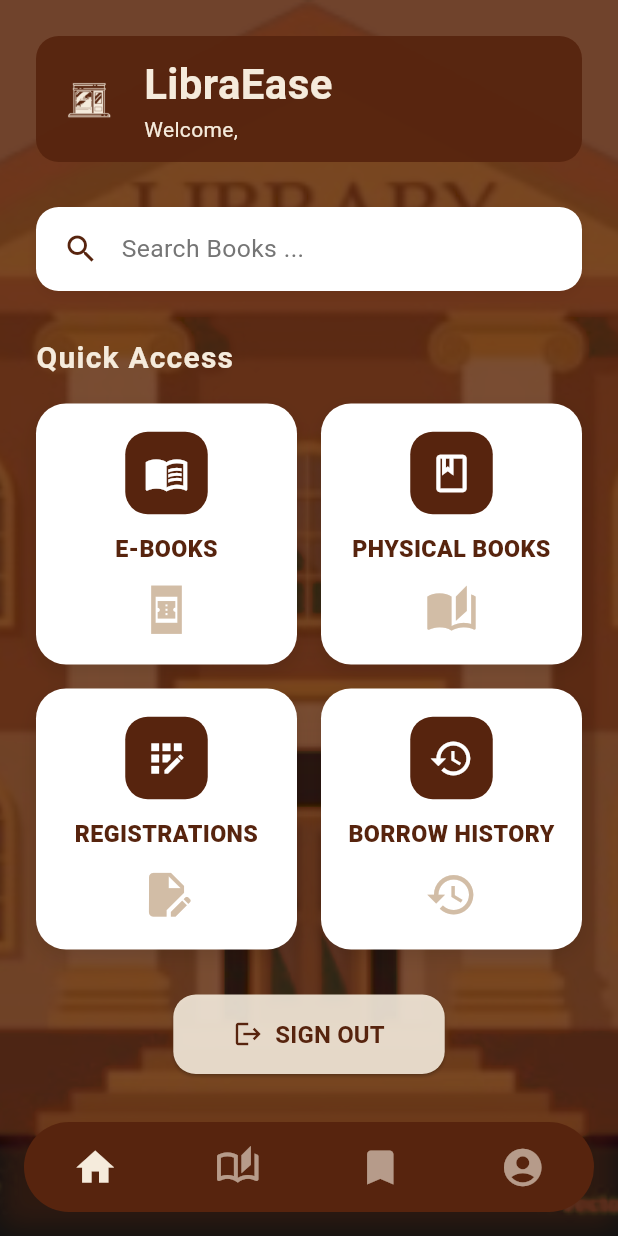
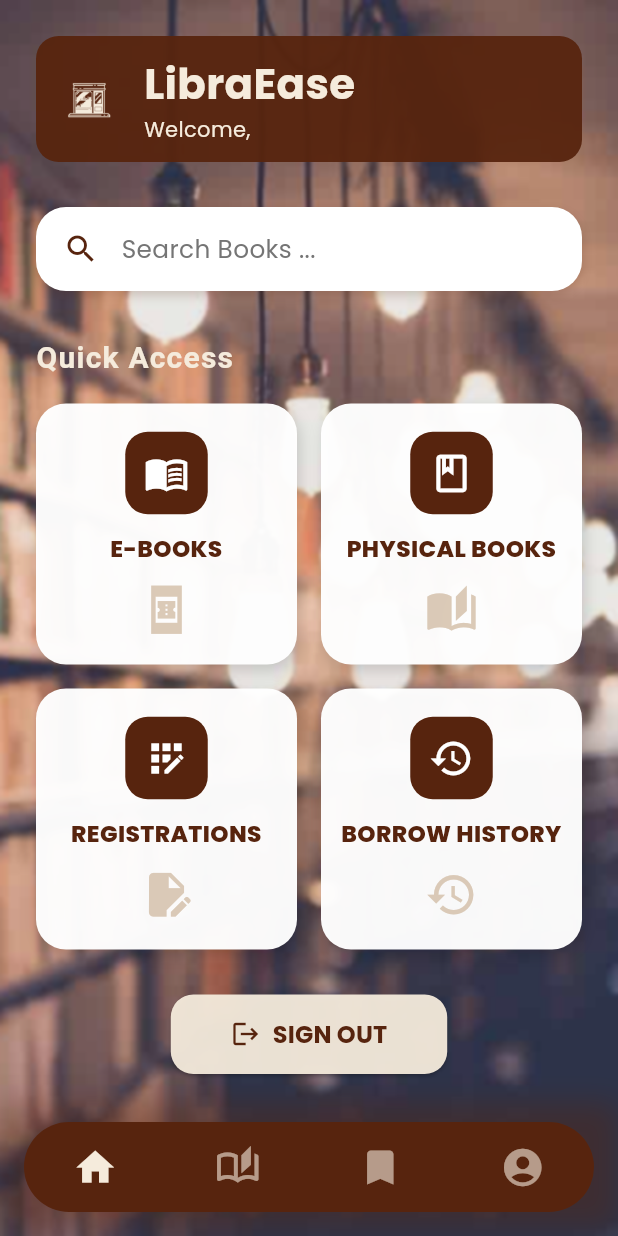
Before and after one commit to devgirl25/LibraEase, a Flutter app: the HomePage screen opened directly, on a phone screen of 412 x 824 dp. Run offline on Flutter 3.47's test engine with Material 3 defaults, Android fonts, the phone set to English and light mode, and no system bars; our stand-ins replace cloud_firestore, confetti, firebase_auth, firebase_core, firebase_messaging, get and 2 more; missing offline and left inert: mobile_scanner; accounts and stored records are empty.

Commit message:
final changes

```diff
--- a/lib/screens/adminhomepage/admin_homepage.dart
+++ b/lib/screens/adminhomepage/admin_homepage.dart
@@ -46,8 +46,7 @@ class DashboardGrid extends StatelessWidget {
                 onTap: () {
                   Navigator.push(
                     context,
-                    MaterialPageRoute(
-                        builder: (context) => const AllUsersPage()),
+                    MaterialPageRoute(builder: (context) => const AllUsersPage()),
                   );
                 },
               );
--- a/lib/screens/studenthomepage/home_page.dart
+++ b/lib/screens/studenthomepage/home_page.dart
@@ -1,5 +1,6 @@
 import 'package:flutter/material.dart';
 import 'package:firebase_auth/firebase_auth.dart';
+import 'package:google_fonts/google_fonts.dart';
 import '../../services/notification_service.dart';
 import 'browse_books_page.dart';
 import 'ebooks_page.dart';
@@ -8,6 +9,7 @@ import 'registrations_page.dart';
 import 'Wishlist_page.dart';
 import 'Profile_page.dart';
 import '../logins/login_page_student.dart';
+import 'dart:ui';
 
 // --- CONSTANT COLORS ---
 const Color kPrimaryBrown = Color.fromARGB(255, 87, 36, 14);
@@ -31,22 +33,11 @@ class _HomePageState extends State<HomePage>
   final User? user = FirebaseAuth.instance.currentUser;
   final NotificationService _notificationService = NotificationService();
 
-  // Reduced image path for brevity, assuming it's correct
-  final AssetImage backgroundImage =
-      const AssetImage("assets/images/forgot_password/library.png");
-
   @override
   void initState() {
     super.initState();
-    // ✅ Preload background image to prevent frame drops
-    WidgetsBinding.instance.addPostFrameCallback((_) {
-      precacheImage(backgroundImage, context);
-    });
-    // Start notification checking
     _notificationService.startPeriodicNotificationCheck();
   }
-
-  // notification helpers removed
 
   void _signOut(BuildContext context) async {
     await FirebaseAuth.instance.signOut();
@@ -58,11 +49,8 @@ class _HomePageState extends State<HomePage>
   }
 
   Future<void> _onItemTapped(int index) async {
-    if (_isNavigating || index == 0) {
-      return; // Ignore if already navigating or index is home
-    }
+    if (_isNavigating || index == 0) return;
     _isNavigating = true;
-
     setState(() => _selectedIndex = index);
 
     Widget? nextPage;
@@ -85,29 +73,19 @@ class _HomePageState extends State<HomePage>
       );
     }
 
-    // Reset selection to Home (index 0) after returning from another page
     if (mounted) setState(() => _selectedIndex = 0);
     _isNavigating = false;
   }
 
-  // --- CONSTANT COLORS (for context) ---
-// const Color kPrimaryBrown = Color.fromARGB(255, 87, 36, 14);
-// const Color kLightCream = Color.fromARGB(255, 245, 235, 220);
-
   Widget _buildHeader() {
     final email = user?.email ?? 'Guest User';
     return Container(
-      // 🎨 Apply kPrimaryBrown background and rounded corners
       decoration: BoxDecoration(
         color: kPrimaryBrown.withOpacity(0.95),
         borderRadius: BorderRadius.circular(15),
       ),
-      // Increased left padding to push content further right from the edge
-      padding: const EdgeInsets.only(left: 20, right: 16, top: 12, bottom: 12),
+      padding: const EdgeInsets.symmetric(horizontal: 20, vertical: 12),
       child: Row(
-        // The default mainAxisAlignment is MainAxisAlignment.start,
-        // which aligns content to the left.
-        // Removed mainAxisSize: MainAxisSize.min to allow it to stretch full width.
         children: [
           Image.asset(
             'assets/images/splash_screen/library_icon.png',
@@ -121,9 +99,9 @@ class _HomePageState extends State<HomePage>
           Column(
             crossAxisAlignment: CrossAxisAlignment.start,
             children: [
-              const Text(
+              Text(
                 'LibraEase',
-                style: TextStyle(
+                style: GoogleFonts.poppins(
                   fontSize: 28,
                   fontWeight: FontWeight.bold,
                   color: kLightCream,
@@ -131,7 +109,7 @@ class _HomePageState extends State<HomePage>
               ),
               Text(
                 'Welcome, ${email.split('@').first}',
-                style: const TextStyle(
+                style: GoogleFonts.poppins(
                   fontSize: 14,
                   color: kLightCream,
                 ),
@@ -151,12 +129,12 @@ class _HomePageState extends State<HomePage>
           MaterialPageRoute(builder: (_) => const BrowseBooksPage()),
         );
       },
-      child: Container(
+      child: AnimatedContainer(
+        duration: const Duration(milliseconds: 200),
         padding: const EdgeInsets.symmetric(horizontal: 18, vertical: 16),
         decoration: BoxDecoration(
           color: Colors.white,
-          borderRadius:
-              BorderRadius.circular(15), // Slightly larger border radius
+          borderRadius: BorderRadius.circular(20),
           boxShadow: [
             BoxShadow(
               color: kPrimaryBrown.withOpacity(0.2),
@@ -171,7 +149,7 @@ class _HomePageState extends State<HomePage>
             const SizedBox(width: 15),
             Text(
               'Search Books ...',
-              style: TextStyle(
+              style: GoogleFonts.poppins(
                 color: Colors.grey[600],
                 fontSize: 16.5,
               ),
@@ -189,21 +167,20 @@ class _HomePageState extends State<HomePage>
     required IconData backgroundIcon,
     required VoidCallback onTap,
   }) {
-    return Expanded(
-      child: GestureDetector(
+    return GestureDetector(
       onTap: onTap,
-        child: Container(
-          height: MediaQuery.of(context).size.width /
-              2.5, // Fixed height based on screen width
+      child: AnimatedContainer(
+        duration: const Duration(milliseconds: 150),
+        curve: Curves.easeInOut,
         padding: const EdgeInsets.all(12),
         decoration: BoxDecoration(
-            color: Colors.white,
+          color: Colors.white.withOpacity(0.97),
           borderRadius: BorderRadius.circular(20),
           boxShadow: [
             BoxShadow(
-                color: Colors.black.withOpacity(0.1),
-                blurRadius: 10,
-                offset: const Offset(0, 5),
+              color: Colors.black.withOpacity(0.15),
+              blurRadius: 8,
+              offset: const Offset(2, 4),
             ),
           ],
         ),
@@ -222,32 +199,26 @@ class _HomePageState extends State<HomePage>
             Text(
               title,
               textAlign: TextAlign.center,
-                style: const TextStyle(
+              style: GoogleFonts.poppins(
                 color: kPrimaryBrown,
                 fontWeight: FontWeight.w800,
                 fontSize: 15.5,
                 height: 1.2,
               ),
             ),
-              // Moved the background icon out for a cleaner look or removed it,
-              // but I'll keep the small ghosted one inside for a subtle effect
             Icon(
               backgroundIcon,
               size: 35,
-                color: kScaffoldBackground, // Use a less intrusive color
+              color: kScaffoldBackground.withOpacity(0.8),
             ),
           ],
-          ),
         ),
       ),
     );
   }
 
-  // _buildWideMenuCard removed — unused after refactor
-
   Widget _buildBottomNavBar() {
     return Container(
-      // The padding is now on the outside of the Container for the box shadow
       decoration: BoxDecoration(
         boxShadow: [
           BoxShadow(
@@ -257,10 +228,9 @@ class _HomePageState extends State<HomePage>
           ),
         ],
       ),
-      padding: const EdgeInsets.fromLTRB(
-          16, 8, 16, 16), // Padding for the safe area bottom
+      padding: const EdgeInsets.fromLTRB(16, 8, 16, 16),
       child: Container(
-        height: 60, // Slightly reduced height to look sleeker
+        height: 60,
         decoration: BoxDecoration(
           color: kPrimaryBrown,
           borderRadius: BorderRadius.circular(30),
@@ -293,30 +263,40 @@ class _HomePageState extends State<HomePage>
 
   @override
   Widget build(BuildContext context) {
-    super.build(context); // needed for AutomaticKeepAliveClientMixin
+    super.build(context);
 
     return Scaffold(
       backgroundColor: kScaffoldBackground,
-      body: Container(
-        // The main container now fills the entire screen
-        decoration: BoxDecoration(
-          image: DecorationImage(
-            image: backgroundImage,
+      body: Stack(
+        children: [
+          // ✅ Background image (lighter overlay for better release rendering)
+          Positioned.fill(
+            child: Image.asset(
+              'assets/images/home_bkgd.jpg',
               fit: BoxFit.cover,
-            colorFilter: ColorFilter.mode(
-              kPrimaryBrown.withOpacity(0.8),
-              BlendMode.darken,
+              color: Colors.black.withOpacity(0.08),
+              colorBlendMode: BlendMode.darken,
+              errorBuilder: (_, __, ___) =>
+                  Container(color: kScaffoldBackground),
             ),
           ),
+
+          // ✅ Subtle blur only (no strong gradient overlay)
+          Positioned.fill(
+            child: BackdropFilter(
+              filter: ImageFilter.blur(sigmaX: 0.8, sigmaY: 0.8),
+              child: Container(color: Colors.transparent),
             ),
-        child: SafeArea(
+          ),
+
+          // ✅ Main content
+          SafeArea(
             child: Column(
               children: [
                 Expanded(
                   child: SingleChildScrollView(
                     physics: const BouncingScrollPhysics(),
-                  padding: const EdgeInsets.fromLTRB(
-                      24, 24, 24, 0), // Generous padding
+                    padding: const EdgeInsets.fromLTRB(24, 24, 24, 0),
                     child: Column(
                       crossAxisAlignment: CrossAxisAlignment.start,
                       children: [
@@ -324,8 +304,6 @@ class _HomePageState extends State<HomePage>
                         const SizedBox(height: 30),
                         _buildSearchBar(),
                         const SizedBox(height: 30),
-
-                      // Grid for main menu cards
                         const Text(
                           'Quick Access',
                           style: TextStyle(
@@ -342,7 +320,7 @@ class _HomePageState extends State<HomePage>
                           crossAxisCount: 2,
                           crossAxisSpacing: 16.0,
                           mainAxisSpacing: 16.0,
-                        childAspectRatio: 1.0, // Ensures square cards for menu
+                          childAspectRatio: 1.0,
                           children: <Widget>[
                             _buildMenuCard(
                               context: context,
@@ -379,7 +357,8 @@ class _HomePageState extends State<HomePage>
                                 Navigator.push(
                                   context,
                                   MaterialPageRoute(
-                                    builder: (_) => const RegistrationsPage()),
+                                      builder: (_) =>
+                                          const RegistrationsPage()),
                                 );
                               },
                             ),
@@ -392,43 +371,48 @@ class _HomePageState extends State<HomePage>
                                 Navigator.push(
                                   context,
                                   MaterialPageRoute(
-                                    builder: (_) => const BorrowHistoryPage()),
+                                      builder: (_) =>
+                                          const BorrowHistoryPage()),
                                 );
                               },
                             ),
                           ],
                         ),
                         const SizedBox(height: 30),
-
-                      // Sign Out Button
                         Center(
                           child: ElevatedButton.icon(
                             onPressed: () => _signOut(context),
                             icon: const Icon(Icons.logout, size: 20),
-                          label: const Text("SIGN OUT",
-                              style: TextStyle(
-                                  fontSize: 16, fontWeight: FontWeight.bold)),
+                            label: Text(
+                              "SIGN OUT",
+                              style: GoogleFonts.poppins(
+                                fontSize: 16,
+                                fontWeight: FontWeight.bold,
+                              ),
+                            ),
                             style: ElevatedButton.styleFrom(
-                            backgroundColor: kLightCream.withOpacity(0.9),
+                              backgroundColor: kLightCream.withOpacity(0.95),
                               foregroundColor: kPrimaryBrown,
                               shape: RoundedRectangleBorder(
                                 borderRadius: BorderRadius.circular(15),
                               ),
                               padding: const EdgeInsets.symmetric(
-                                horizontal: 40, vertical: 15),
+                                horizontal: 40,
+                                vertical: 15,
                               ),
                             ),
                           ),
-                      const SizedBox(height: 20), // Extra space above nav bar
+                        ),
+                        const SizedBox(height: 20),
                       ],
                     ),
                   ),
                 ),
-              // Bottom Navigation Bar is now outside the SingleChildScrollView
                 _buildBottomNavBar(),
               ],
             ),
           ),
+        ],
       ),
     );
   }
--- a/lib/screens/studenthomepage/profile_page.dart
+++ b/lib/screens/studenthomepage/profile_page.dart
@@ -57,8 +57,11 @@ class _ProfilePageState extends State<ProfilePage> {
         DateTime? dueDate;
         if (dueDateRaw is Timestamp) {
           dueDate = dueDateRaw.toDate();
-        } else if (dueDateRaw is String) dueDate = DateTime.tryParse(dueDateRaw);
+        } else if (dueDateRaw is String) {
+          dueDate = DateTime.tryParse(dueDateRaw);
+        }
 
+        // ✅ Null-safe check
         if (status == 'returned') {
           ebooksReadCount++;
         } else if (status == 'accepted' &&
--- a/lib/services/push_notification_service.dart
+++ b/lib/services/push_notification_service.dart
@@ -15,7 +15,7 @@ class PushNotificationService {
       // Get and save FCM token
       String? token = await _fcm.getToken();
       print('FCM Token: $token');
-      if (token != null && FirebaseAuth.instance.currentUser != null) {
+      if (FirebaseAuth.instance.currentUser != null) {
         await FirebaseFirestore.instance
             .collection('users')
             .doc(FirebaseAuth.instance.currentUser!.uid)
--- a/lib/widgets/dashboardcard.dart
+++ b/lib/widgets/dashboardcard.dart
@@ -50,9 +50,9 @@ class DashboardCard extends StatelessWidget {
               // Icon container
               Container(
                 padding: const EdgeInsets.all(8),
-                decoration: BoxDecoration(
+                decoration: const BoxDecoration(
                   shape: BoxShape.circle,
-                  gradient: const LinearGradient(
+                  gradient: LinearGradient(
                     colors: [Color(0xFF255A5A), Color(0xFF408C8C)],
                     begin: Alignment.topLeft,
                     end: Alignment.bottomRight,
@@ -61,7 +61,7 @@ class DashboardCard extends StatelessWidget {
                     BoxShadow(
                       color: Colors.black26,
                       blurRadius: 6,
-                      offset: const Offset(2, 3),
+                      offset: Offset(2, 3),
                     ),
                   ],
                 ),
--- a/pubspec.yaml
+++ b/pubspec.yaml
@@ -43,6 +43,8 @@ flutter:
     - assets/images/select_user_type/student.png
     - assets/images/forgot_password/library.png
     - assets/icons/app_icon.png
+    - assets/images/home_bkgd.jpg
+
 
 
   fonts:
```
Also changed, not shown: assets/images/home_bkgd.jpg (added). Lines whose indentation alone changed are shown as unchanged.
